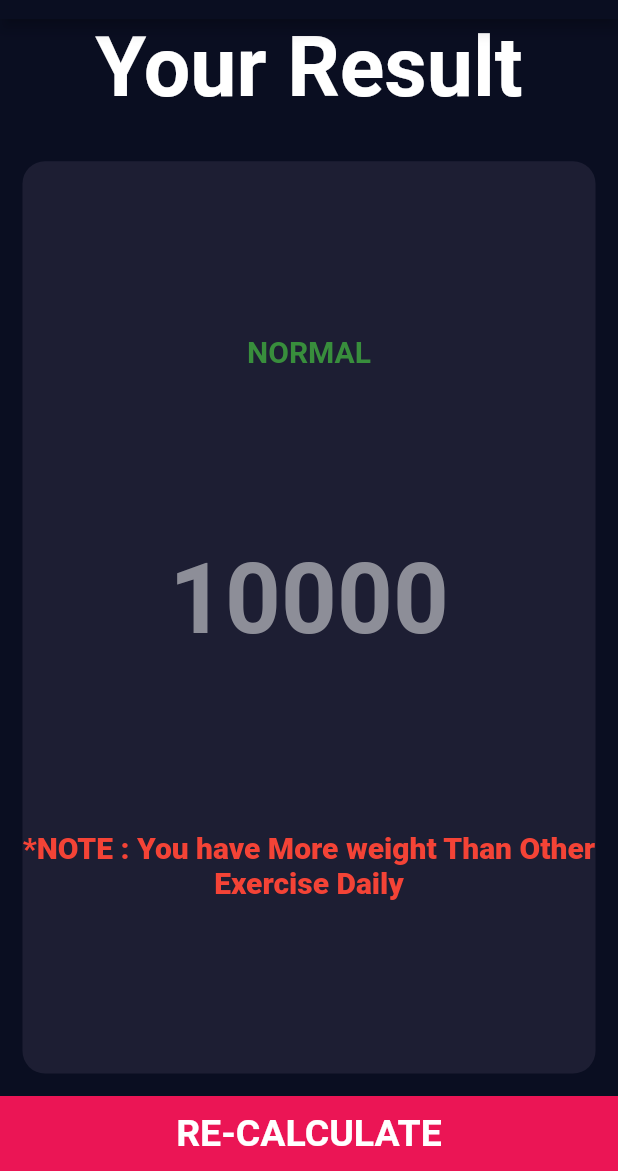
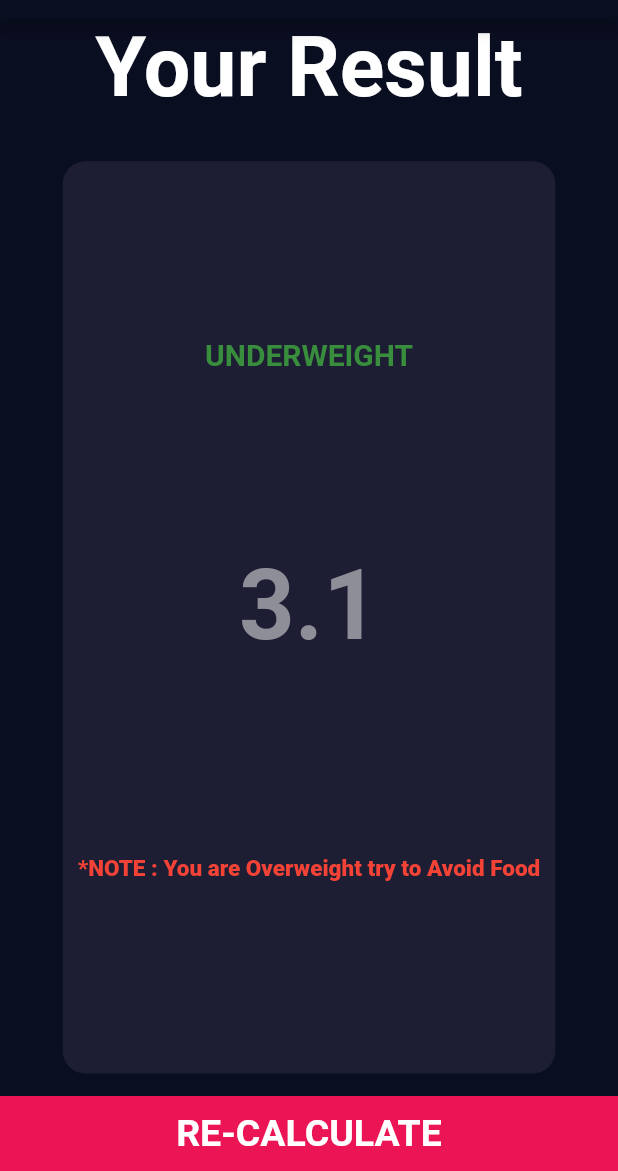
Before and after one commit to amankumarsahani/bmicalculator, a Flutter app: the screen it shows after launch, after a tap on "CALCULATE", on a phone screen of 412 x 824 dp, the part 65-1236 px from its top. Run offline on Flutter 3.47's test engine with Material 2 defaults, Android fonts, the phone set to English and light mode, and no system bars; our stand-ins replace font_awesome_flutter.

Commit message:
BMI Calculator Completed with Functionality

```diff
--- /dev/null
+++ b/lib/Calculator_brain.dart
@@ -0,0 +1,35 @@
+import 'dart:math';
+
+import 'main.dart';
+
+class BmiBrain {
+  BmiBrain({required this.height, required this.weight});
+  final int height;
+  final int weight;
+  late double _bmi;
+
+  String Bmi() {
+    _bmi = weight / pow(height / 100, 2);
+    return _bmi.toStringAsFixed(1);
+  }
+
+  String GetResult() {
+    if (_bmi >= 25) {
+      return 'Overweight';
+    } else if (_bmi > 18.5) {
+      return 'Normal';
+    } else {
+      return 'Underweight';
+    }
+  }
+
+  String GetGuidance() {
+    if (_bmi >= 25) {
+      return 'You are Underweight try to Eat more Food';
+    } else if (_bmi > 18.5) {
+      return 'You are Normal...Go for it Dude :-)';
+    } else {
+      return 'You are Overweight try to Avoid Food';
+    }
+  }
+}
--- a/lib/Constants.dart
+++ b/lib/Constants.dart
@@ -16,7 +16,7 @@ const varmdTextLable = TextStyle(
 const varxlTextLable = TextStyle(
     fontSize: 65.0, fontWeight: FontWeight.bold, color: Color(0xFF8D8E98));
 const vartextLable =
-    TextStyle(color: Colors.red, fontSize: 20.0, fontWeight: FontWeight.w900);
+    TextStyle(color: Colors.red, fontSize: 15.0, fontWeight: FontWeight.w900);
 
 const active = Color(0xFF1D1E33);
 const inactive = Color(0xFF111328);
--- a/lib/Home.dart
+++ b/lib/Home.dart
@@ -6,6 +6,7 @@ import 'package:flutter/src/widgets/framework.dart';
 import 'Components/gender.dart';
 import 'Components/Layout.dart';
 import 'Constants.dart';
+import 'Calculator_brain.dart';
 
 class HomePage extends StatefulWidget {
   const HomePage({super.key});
--- a/lib/Result.dart
+++ b/lib/Result.dart
@@ -3,14 +3,13 @@ import 'package:bmicalculator/Constants.dart';
 import 'package:flutter/material.dart';
 import 'package:font_awesome_flutter/font_awesome_flutter.dart';
 
-class MyResult extends StatefulWidget {
-  const MyResult({super.key});
+class MyResult extends StatelessWidget {
+  MyResult(
+      {required this.Bmi, required this.GetResult, required this.GetGuidance});
+  final String Bmi;
+  final String GetResult;
+  final String GetGuidance;
 
-  @override
-  State<MyResult> createState() => _MyResultState();
-}
-
-class _MyResultState extends State<MyResult> {
   @override
   Widget build(BuildContext context) {
     return SafeArea(
@@ -38,17 +37,20 @@ class _MyResultState extends State<MyResult> {
                   mainAxisAlignment: MainAxisAlignment.spaceEvenly,
                   children: [
                     Text(
-                      'Normal'.toUpperCase(),
+                      GetResult.toUpperCase(),
                       style: varmdTextLable,
                     ),
                     Text(
-                      '10000',
+                      Bmi,
                       style: varxlTextLable,
                     ),
-                    Text(
-                      '*NOTE : You have More weight Than Other Exercise Daily',
-                      style: vartextLable,
-                      textAlign: TextAlign.center,
+                    Padding(
+                      padding: const EdgeInsets.all(10.0),
+                      child: Text(
+                        '*NOTE : ${GetGuidance}',
+                        style: vartextLable,
+                        textAlign: TextAlign.center,
+                      ),
                     ),
                   ],
                 ),
@@ -77,32 +79,6 @@ class _MyResultState extends State<MyResult> {
         ),
       ),
     );
+    ;
   }
 }
-
-
-
-
-
-
-
-
-// Expanded(
-//               child: GestureDetector(
-//                 onTap: () {
-//                   Navigator.pop(context);
-//                 },
-//                 child: Container(
-//                   color: Color(0xFFEB1555),
-//                   height: 50.0,
-//                   width: double.infinity,
-//                   child: Center(
-//                     child: Text(
-//                       'RE-CALCULATE',
-//                       textAlign: TextAlign.center,
-//                       style: mdTextLable,
-//                     ),
-//                   ),
-//                 ),
-//               ),
-//             ),
--- a/lib/main.dart
+++ b/lib/main.dart
@@ -2,6 +2,8 @@ import 'package:bmicalculator/Home.dart';
 import 'package:flutter/material.dart';
 import 'input_page.dart';
 import 'Result.dart';
+import 'Calculator_brain.dart';
+import 'Constants.dart';
 
 void main() {
   runApp(const MyApp());
@@ -13,11 +15,17 @@ class MyApp extends StatelessWidget {
   // This widget is the root of your application.
   @override
   Widget build(BuildContext context) {
+    BmiBrain calc = BmiBrain(height: height, weight: weight);
+
     return MaterialApp(
       initialRoute: '/',
       routes: {
         '/': (context) => const MyHomePage(),
-        '/result': (context) => MyResult(),
+        '/result': (context) => MyResult(
+              Bmi: calc.Bmi(),
+              GetResult: calc.GetResult(),
+              GetGuidance: calc.GetGuidance(),
+            ),
       },
       title: 'Flutter Demo',
       theme: ThemeData.dark().copyWith(
```
